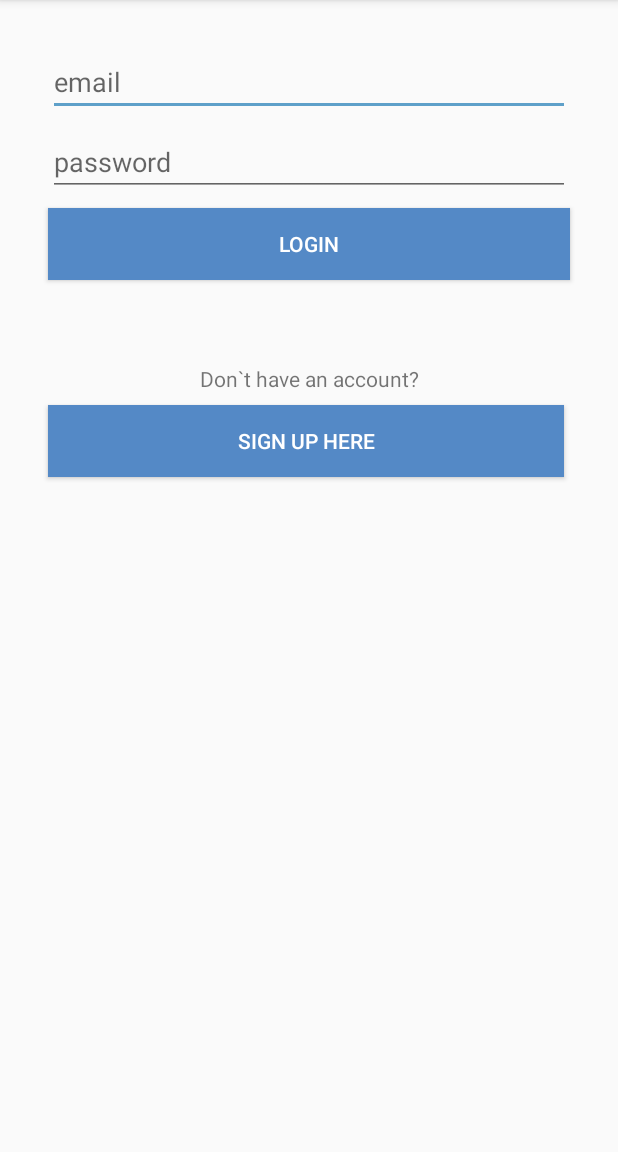
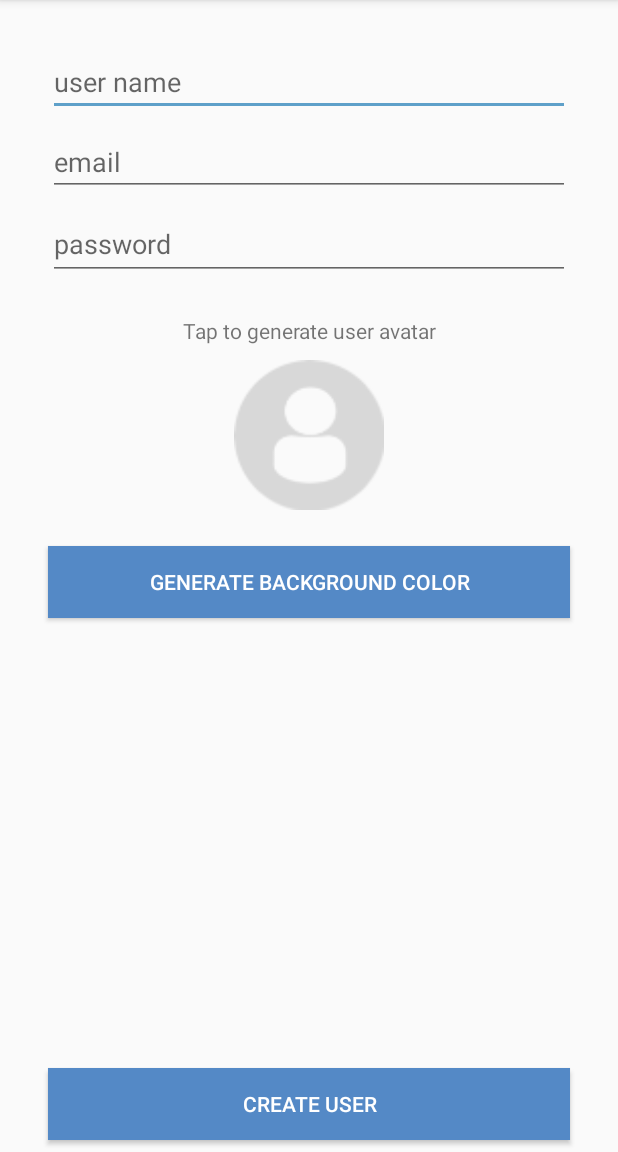
Before and after one commit to Googa92/Smack, an Android app: the LoginActivity screen opened directly, with no data from a screen before it, after a tap on "SIGN UP HERE", on a phone screen of 412 x 824 dp, the part 84-1236 px from its top. Run offline under Robolectric (Android 15) with nearby library versions, the phone set to English and light mode, and no system bars.

Commit message:
lesson 72.5

```diff
--- a/app/src/main/AndroidManifest.xml
+++ b/app/src/main/AndroidManifest.xml
@@ -18,7 +18,8 @@
                 <category android:name="android.intent.category.LAUNCHER" />
             </intent-filter>
         </activity>
-        <activity android:name=".LoginActivity"></activity>
+        <activity android:name=".LoginActivity" />
+        <activity android:name=".CreateUserActivity"></activity>
     </application>
 
 </manifest>
--- /dev/null
+++ b/app/src/main/java/com/example/yahor/smack/CreateUserActivity.kt
@@ -0,0 +1,26 @@
+package com.example.yahor.smack
+
+import android.support.v7.app.AppCompatActivity
+import android.os.Bundle
+import android.view.View
+
+class CreateUserActivity : AppCompatActivity() {
+
+    override fun onCreate(savedInstanceState: Bundle?) {
+        super.onCreate(savedInstanceState)
+        setContentView(R.layout.activity_create_user)
+    }
+
+    fun generateUserAvatar(view: View){
+
+    }
+
+    fun createUserClicked(view: View){
+
+    }
+
+    fun generateColorClicked(view: View){
+
+    }
+
+}
--- a/app/src/main/java/com/example/yahor/smack/LoginActivity.kt
+++ b/app/src/main/java/com/example/yahor/smack/LoginActivity.kt
@@ -1,5 +1,6 @@
 package com.example.yahor.smack
 
+import android.content.Intent
 import android.support.v7.app.AppCompatActivity
 import android.os.Bundle
 import android.view.View
@@ -16,6 +17,7 @@ class LoginActivity : AppCompatActivity() {
     }
 
     fun loginCreateUserBtnClicked(view: View){
-
+        val createUserIntent = Intent(this,CreateUserActivity::class.java)
+        startActivity(createUserIntent)
     }
 }
--- /dev/null
+++ b/app/src/main/res/layout/activity_create_user.xml
@@ -0,0 +1,110 @@
+<?xml version="1.0" encoding="utf-8"?>
+<android.support.constraint.ConstraintLayout xmlns:android="http://schemas.android.com/apk/res/android"
+    xmlns:app="http://schemas.android.com/apk/res-auto"
+    xmlns:tools="http://schemas.android.com/tools"
+    android:layout_width="match_parent"
+    android:layout_height="match_parent"
+    tools:context=".CreateUserActivity">
+
+    <EditText
+        android:id="@+id/createUserNameText"
+        android:layout_width="0dp"
+        android:layout_height="wrap_content"
+        android:layout_marginStart="32dp"
+        android:layout_marginTop="32dp"
+        android:layout_marginEnd="32dp"
+        android:ems="10"
+        android:hint="user name"
+        android:inputType="textPersonName"
+        android:textColor="@android:color/darker_gray"
+        app:layout_constraintEnd_toEndOf="parent"
+        app:layout_constraintStart_toStartOf="parent"
+        app:layout_constraintTop_toTopOf="parent" />
+
+    <EditText
+        android:id="@+id/createEmailText"
+        android:layout_width="0dp"
+        android:layout_height="wrap_content"
+        android:layout_marginStart="32dp"
+        android:layout_marginTop="8dp"
+        android:layout_marginEnd="32dp"
+        android:ems="10"
+        android:hint="email"
+        android:inputType="textPersonName"
+        android:textColor="@android:color/darker_gray"
+        app:layout_constraintEnd_toEndOf="parent"
+        app:layout_constraintHorizontal_bias="0.5"
+        app:layout_constraintStart_toStartOf="parent"
+        app:layout_constraintTop_toBottomOf="@+id/createUserNameText" />
+
+    <EditText
+        android:id="@+id/createPasswortText"
+        android:layout_width="0dp"
+        android:layout_height="48dp"
+        android:layout_marginStart="32dp"
+        android:layout_marginTop="8dp"
+        android:layout_marginEnd="32dp"
+        android:ems="10"
+        android:hint="password"
+        android:inputType="textPersonName"
+        android:textColor="@android:color/darker_gray"
+        app:layout_constraintEnd_toEndOf="parent"
+        app:layout_constraintHorizontal_bias="0.5"
+        app:layout_constraintStart_toStartOf="parent"
+        app:layout_constraintTop_toBottomOf="@+id/createEmailText" />
+
+    <TextView
+        android:id="@+id/textView2"
+        android:layout_width="wrap_content"
+        android:layout_height="21dp"
+        android:layout_marginTop="24dp"
+        android:text="Tap to generate user avatar"
+        app:layout_constraintEnd_toEndOf="parent"
+        app:layout_constraintHorizontal_bias="0.5"
+        app:layout_constraintStart_toStartOf="parent"
+        app:layout_constraintTop_toBottomOf="@+id/createPasswortText" />
+
+    <ImageView
+        android:id="@+id/createAvetarImageView"
+        android:layout_width="100dp"
+        android:layout_height="100dp"
+        android:layout_marginTop="8dp"
+        android:onClick="generateUserAvatar"
+        app:layout_constraintEnd_toEndOf="parent"
+        app:layout_constraintHorizontal_bias="0.5"
+        app:layout_constraintStart_toStartOf="parent"
+        app:layout_constraintTop_toBottomOf="@+id/textView2"
+        app:srcCompat="@drawable/profiledefault" />
+
+    <Button
+        android:id="@+id/backgroundColorBtn"
+        android:layout_width="0dp"
+        android:layout_height="wrap_content"
+        android:layout_marginStart="32dp"
+        android:layout_marginTop="24dp"
+        android:layout_marginEnd="32dp"
+        android:background="@color/colorPrimary"
+        android:onClick="generateColorClicked"
+        android:text="generate background color"
+        android:textColor="@android:color/white"
+        app:layout_constraintEnd_toEndOf="parent"
+        app:layout_constraintHorizontal_bias="0.5"
+        app:layout_constraintStart_toStartOf="parent"
+        app:layout_constraintTop_toBottomOf="@+id/createAvetarImageView" />
+
+    <Button
+        android:id="@+id/createUserBtn"
+        android:layout_width="0dp"
+        android:layout_height="wrap_content"
+        android:layout_marginStart="32dp"
+        android:layout_marginEnd="32dp"
+        android:layout_marginBottom="8dp"
+        android:background="@color/colorPrimary"
+        android:onClick="createUserClicked"
+        android:text="create user"
+        android:textColor="@android:color/white"
+        app:layout_constraintBottom_toBottomOf="parent"
+        app:layout_constraintEnd_toEndOf="parent"
+        app:layout_constraintHorizontal_bias="0.5"
+        app:layout_constraintStart_toStartOf="parent" />
+</android.support.constraint.ConstraintLayout>
--- a/app/src/main/res/layout/nav_header_main.xml
+++ b/app/src/main/res/layout/nav_header_main.xml
@@ -14,11 +14,13 @@
         android:id="@+id/userImageNavHeader"
         android:layout_width="70dp"
         android:layout_height="70dp"
+        android:layout_marginStart="12dp"
+        android:layout_marginBottom="8dp"
         android:contentDescription="@string/nav_header_desc"
         android:paddingTop="@dimen/nav_header_vertical_spacing"
-        app:srcCompat="@drawable/profiledefault"
-        tools:layout_editor_absoluteX="12dp"
-        tools:layout_editor_absoluteY="55dp" />
+        app:layout_constraintBottom_toTopOf="@+id/loginBtnNavHeader"
+        app:layout_constraintStart_toStartOf="parent"
+        app:srcCompat="@drawable/profiledefault" />
 
     <TextView
         android:id="@+id/userNameNavHeader"
@@ -49,7 +51,6 @@
         android:layout_width="wrap_content"
         android:layout_height="35dp"
         android:layout_marginStart="4dp"
-        android:layout_marginTop="8dp"
         android:layout_marginBottom="8dp"
         android:background="@android:color/transparent"
         android:onClick="loginBtnNavClicked"
@@ -57,8 +58,7 @@
         android:textAlignment="center"
         android:textColor="@android:color/white"
         app:layout_constraintBottom_toBottomOf="parent"
-        app:layout_constraintStart_toStartOf="parent"
-        app:layout_constraintTop_toBottomOf="@+id/userImageNavHeader" />
+        app:layout_constraintStart_toStartOf="parent" />
 
     <ImageButton
         android:id="@+id/addChannelBtn"
--- a/app/src/main/res/values/colors.xml
+++ b/app/src/main/res/values/colors.xml
@@ -1,6 +1,6 @@
 <?xml version="1.0" encoding="utf-8"?>
 <resources>
-    <color name="colorPrimary">#5489C6</color>
+    <color name="colorPrimary">#5489c6</color>
     <color name="colorPrimaryDark">#5489C6</color>
     <color name="colorAccent">#5ea0c9</color>
 </resources>
```
